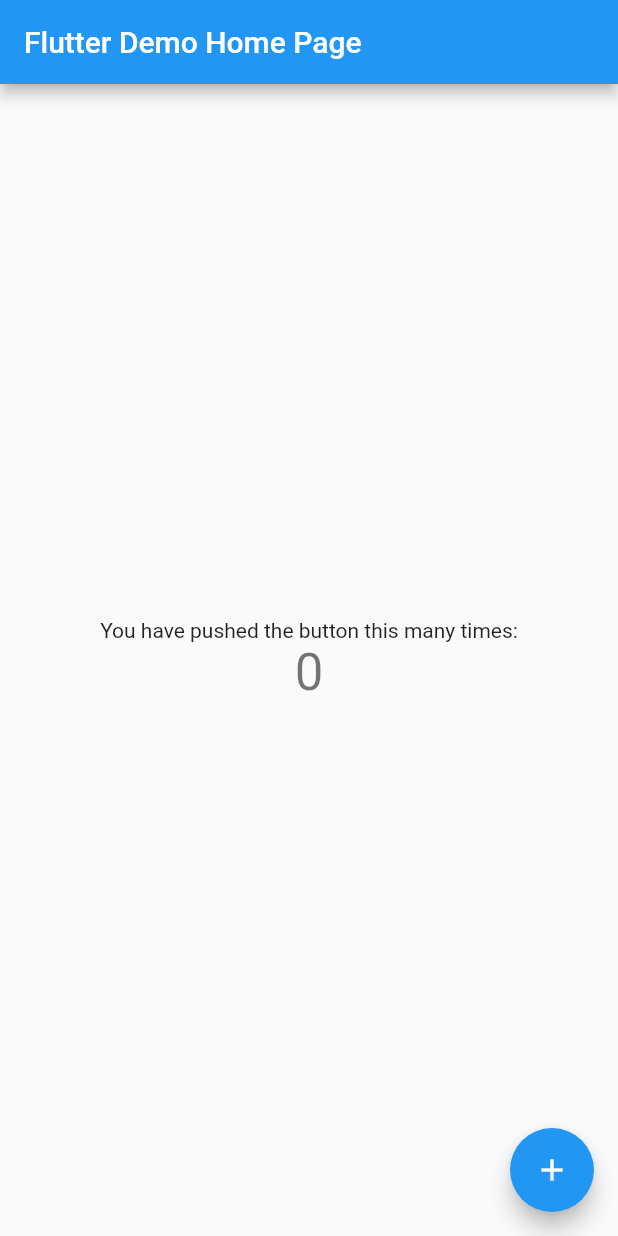
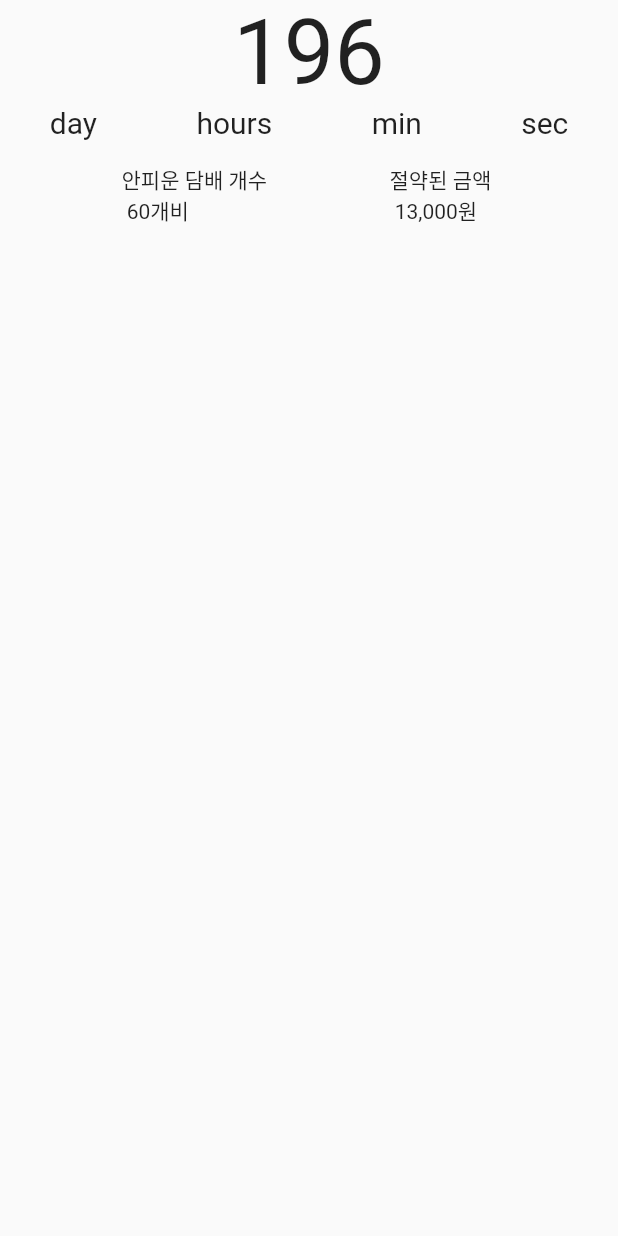
Before and after one commit to ParkJunSoung/flutter_nosmoking, a Flutter app: the screen it shows after launch, on a phone screen of 412 x 824 dp. Run offline on Flutter 3.47's test engine with Material 2 defaults, Android fonts, the phone set to English and light mode, and no system bars.

Commit message:
dateTime

```diff
--- a/lib/main.dart
+++ b/lib/main.dart
@@ -1,4 +1,6 @@
 import 'package:flutter/material.dart';
+import 'package:flutter_nosmoking/ui/home.dart';
+import 'package:flutter_nosmoking/ui/sum_page.dart';
 
 void main() {
   runApp(MyApp());
@@ -11,103 +13,10 @@ class MyApp extends StatelessWidget {
     return MaterialApp(
       title: 'Flutter Demo',
       theme: ThemeData(
-        // This is the theme of your application.
-        //
-        // Try running your application with "flutter run". You'll see the
-        // application has a blue toolbar. Then, without quitting the app, try
-        // changing the primarySwatch below to Colors.green and then invoke
-        // "hot reload" (press "r" in the console where you ran "flutter run",
-        // or simply save your changes to "hot reload" in a Flutter IDE).
-        // Notice that the counter didn't reset back to zero; the application
-        // is not restarted.
+
         primarySwatch: Colors.blue,
       ),
-      home: MyHomePage(title: 'Flutter Demo Home Page'),
+      home: SumPage(),
     );
   }
 }
-
-class MyHomePage extends StatefulWidget {
-  MyHomePage({Key? key, required this.title}) : super(key: key);
-
-  // This widget is the home page of your application. It is stateful, meaning
-  // that it has a State object (defined below) that contains fields that affect
-  // how it looks.
-
-  // This class is the configuration for the state. It holds the values (in this
-  // case the title) provided by the parent (in this case the App widget) and
-  // used by the build method of the State. Fields in a Widget subclass are
-  // always marked "final".
-
-  final String title;
-
-  @override
-  _MyHomePageState createState() => _MyHomePageState();
-}
-
-class _MyHomePageState extends State<MyHomePage> {
-  int _counter = 0;
-
-  void _incrementCounter() {
-    setState(() {
-      // This call to setState tells the Flutter framework that something has
-      // changed in this State, which causes it to rerun the build method below
-      // so that the display can reflect the updated values. If we changed
-      // _counter without calling setState(), then the build method would not be
-      // called again, and so nothing would appear to happen.
-      _counter++;
-    });
-  }
-
-  @override
-  Widget build(BuildContext context) {
-    // This method is rerun every time setState is called, for instance as done
-    // by the _incrementCounter method above.
-    //
-    // The Flutter framework has been optimized to make rerunning build methods
-    // fast, so that you can just rebuild anything that needs updating rather
-    // than having to individually change instances of widgets.
-    return Scaffold(
-      appBar: AppBar(
-        // Here we take the value from the MyHomePage object that was created by
-        // the App.build method, and use it to set our appbar title.
-        title: Text(widget.title),
-      ),
-      body: Center(
-        // Center is a layout widget. It takes a single child and positions it
-        // in the middle of the parent.
-        child: Column(
-          // Column is also a layout widget. It takes a list of children and
-          // arranges them vertically. By default, it sizes itself to fit its
-          // children horizontally, and tries to be as tall as its parent.
-          //
-          // Invoke "debug painting" (press "p" in the console, choose the
-          // "Toggle Debug Paint" action from the Flutter Inspector in Android
-          // Studio, or the "Toggle Debug Paint" command in Visual Studio Code)
-          // to see the wireframe for each widget.
-          //
-          // Column has various properties to control how it sizes itself and
-          // how it positions its children. Here we use mainAxisAlignment to
-          // center the children vertically; the main axis here is the vertical
-          // axis because Columns are vertical (the cross axis would be
-          // horizontal).
-          mainAxisAlignment: MainAxisAlignment.center,
-          children: <Widget>[
-            Text(
-              'You have pushed the button this many times:',
-            ),
-            Text(
-              '$_counter',
-              style: Theme.of(context).textTheme.headline4,
-            ),
-          ],
-        ),
-      ),
-      floatingActionButton: FloatingActionButton(
-        onPressed: _incrementCounter,
-        tooltip: 'Increment',
-        child: Icon(Icons.add),
-      ), // This trailing comma makes auto-formatting nicer for build methods.
-    );
-  }
-}
--- a/lib/ui/home.dart
+++ b/lib/ui/home.dart
@@ -0,0 +1,10 @@
+import 'package:flutter/material.dart';
+
+class Home extends StatelessWidget {
+  const Home({Key? key}) : super(key: key);
+
+  @override
+  Widget build(BuildContext context) {
+    return Container();
+  }
+}
--- a/lib/ui/sum_page.dart
+++ b/lib/ui/sum_page.dart
@@ -0,0 +1,47 @@
+import 'package:flutter/material.dart';
+import 'package:intl/intl.dart';
+class SumPage extends StatelessWidget {
+  const SumPage({Key? key}) : super(key: key);
+
+  @override
+  Widget build(BuildContext context) {
+    // DateTime now = DateTime.now();
+    // String formattedDate = DateFormat('dd:kk:mm:ss').format(now);
+    var _toDay = DateTime.now();
+    String date = "20210101";
+
+    int difference = int.parse(
+        _toDay.difference(DateTime.parse(date)).inDays.toString());
+    return Material(
+      child: Column(
+        crossAxisAlignment: CrossAxisAlignment.center,
+        children: [
+        Text('${difference}',style: TextStyle(fontSize: 60)),
+          Row(
+            mainAxisAlignment: MainAxisAlignment.spaceAround,
+            children: [
+              Text('day',style: TextStyle(fontSize: 20)),
+              Text('hours',style: TextStyle(fontSize: 20)),
+              Text('min',style: TextStyle(fontSize: 20)),
+              Text('sec',style: TextStyle(fontSize: 20)),
+            ],
+          ),
+          Padding(
+            padding: const EdgeInsets.all(16.0),
+            child: SizedBox(
+              width: 250,
+              child: Row(
+                mainAxisAlignment: MainAxisAlignment.spaceBetween,
+                children: [
+                  Text('안피운 담배 개수\n 60개비'),
+                  Text('절약된 금액 \n 13,000원'),
+                ],
+              ),
+            ),
+          ),
+
+        ],
+      ),
+    );
+  }
+}
--- a/pubspec.yaml
+++ b/pubspec.yaml
@@ -28,7 +28,9 @@ dependencies:
   # The following adds the Cupertino Icons font to your application.
   # Use with the CupertinoIcons class for iOS style icons.
   cupertino_icons: ^1.0.2
-
+  time: ^2.0.0
+  intl: ^0.17.0
+  ntp: ^2.0.0
 dev_dependencies:
   flutter_test:
     sdk: flutter
```
Also changed, not shown: pubspec.lock.
